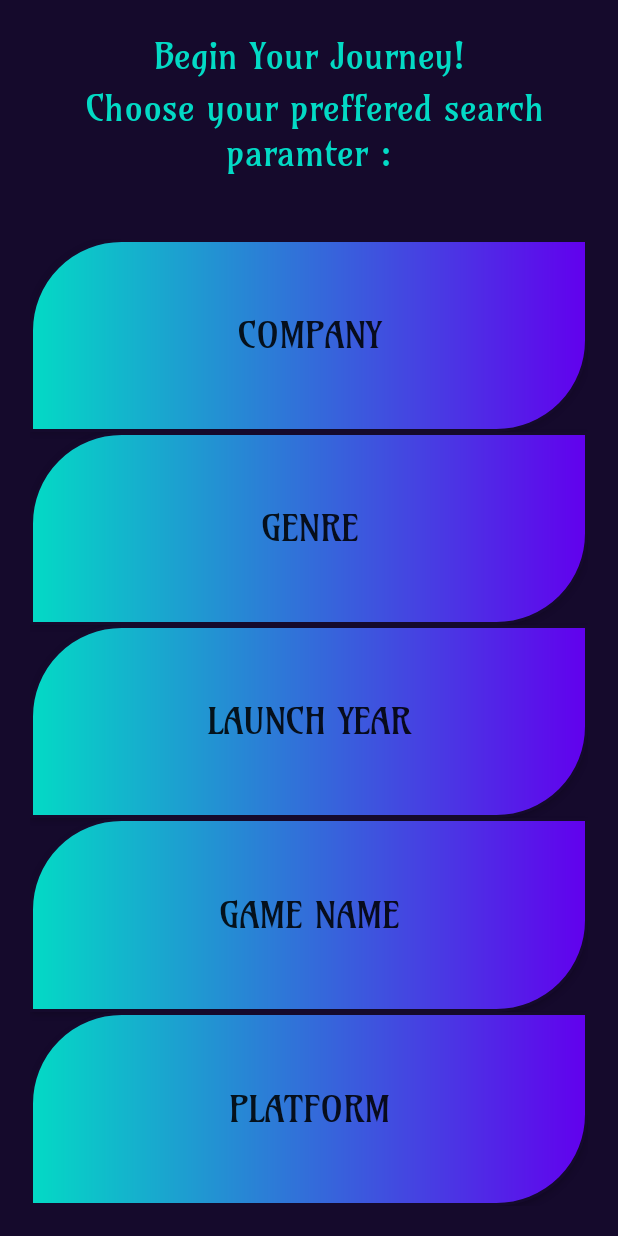
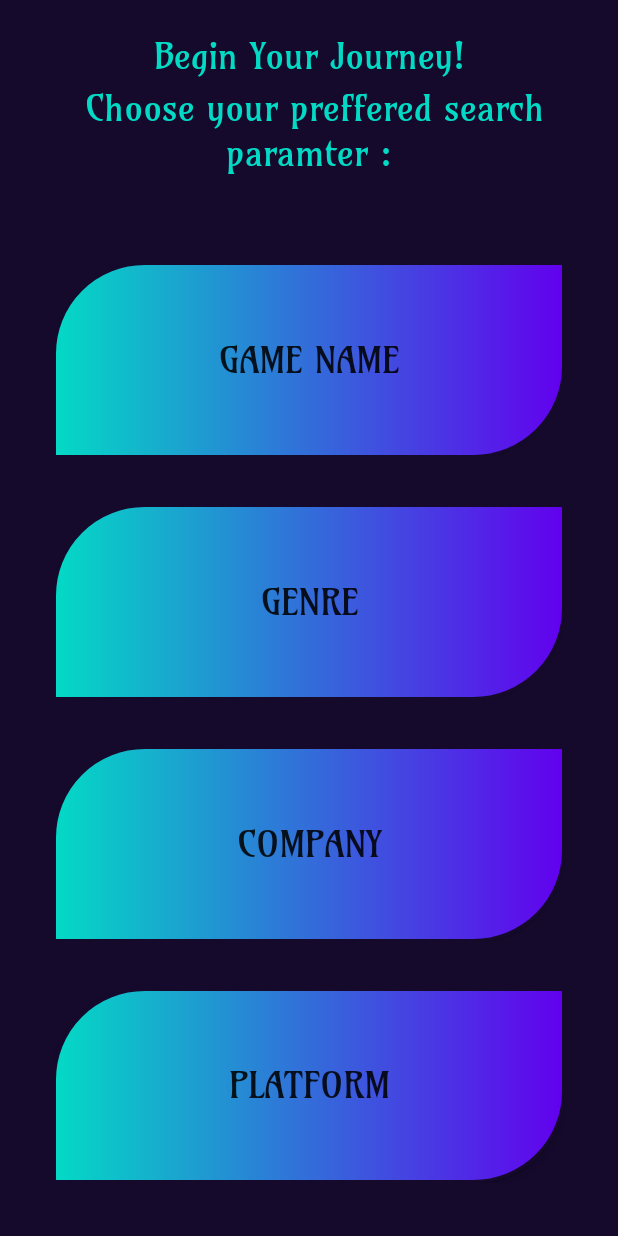
Before and after one commit to HadasIsraeli/GameSearchApp, an Android app: the FragmentSearchPage screen opened through its navigation route, on a phone screen of 412 x 824 dp. Run offline under Robolectric (Android 15) with nearby library versions, the phone set to English and light mode, and no system bars; Roboto replaces fonts that are not available here.

Commit message:
"Final push project is Done"

```diff
--- a/app/src/main/java/com/example/gamesearcher/fragments/FragmentGameName.java
+++ b/app/src/main/java/com/example/gamesearcher/fragments/FragmentGameName.java
@@ -16,6 +16,7 @@ import android.widget.TextView;
 import com.example.gamesearcher.R;
 
 import java.util.ArrayList;
+import java.util.Locale;
 
 /**
  * A simple {@link Fragment} subclass.
@@ -81,7 +82,7 @@ public class FragmentGameName extends Fragment {
             @Override
             public void onClick(View view1) {
                 Bundle bundle = new Bundle();
-                gameNameList.add(gameNameWindow.getText().toString());
+                gameNameList.add(gameNameWindow.getText().toString().toUpperCase());
                 bundle.putStringArrayList("key", gameNameList);
 
                 FragmentResultsPage fragment = new FragmentResultsPage();
--- a/app/src/main/java/com/example/gamesearcher/fragments/FragmentPlatform.java
+++ b/app/src/main/java/com/example/gamesearcher/fragments/FragmentPlatform.java
@@ -71,7 +71,7 @@ public class FragmentPlatform extends Fragment {
         Button PSButton = view.findViewById(R.id.PSButton);
         Button XboxButton = view.findViewById(R.id.XboxButton);
         Button PCButton = view.findViewById(R.id.PCButton);
-        Button   NitendoButton = view.findViewById(R.id.NitendoButton);
+        Button NitendoButton = view.findViewById(R.id.NitendoButton);
 
         ArrayList<String> selectedPlatform = new ArrayList<>();
         selectedPlatform.add("Platform");
@@ -134,7 +134,6 @@ public class FragmentPlatform extends Fragment {
             public void onClick(View view1) {
                 FragmentSearchPage fragment = new FragmentSearchPage();
                 getActivity().getSupportFragmentManager().beginTransaction().replace(R.id.fragmentContainerView,fragment).commit();
-                //Navigation.findNavController(view).navigate(R.id.action_fragmentPlatform_to_fragmentSearchPage);
             }
         });
 
--- a/app/src/main/java/com/example/gamesearcher/fragments/FragmentSearchPage.java
+++ b/app/src/main/java/com/example/gamesearcher/fragments/FragmentSearchPage.java
@@ -66,16 +66,6 @@ public class FragmentSearchPage extends Fragment {
 
         View view = inflater.inflate(R.layout.fragment_search_page, container, false);
 
-        Button LaunchYearButton = view.findViewById(R.id.LaunchYearButton);
-
-        LaunchYearButton.setOnClickListener(new View.OnClickListener() {
-            @Override
-            public void onClick(View view1) {
-                FragmentLaunchYear fragment = new FragmentLaunchYear();
-                getActivity().getSupportFragmentManager().beginTransaction().replace(R.id.fragmentContainerView,fragment).commit();
-                //Navigation.findNavController(view).navigate(R.id.action_fragmentSearchPage_to_fragmentLaunchYear);
-            }
-        });
         Button Platformbutton = view.findViewById(R.id.Platformbutton);
 
         Platformbutton.setOnClickListener(new View.OnClickListener() {
--- a/app/src/main/java/com/example/gamesearcher/recyleviewgames/CustomAdapter.java
+++ b/app/src/main/java/com/example/gamesearcher/recyleviewgames/CustomAdapter.java
@@ -90,7 +90,6 @@ public class CustomAdapter extends FirebaseRecyclerAdapter<DataModel, CustomAdap
             textViewCompany = (TextView) itemView.findViewById(R.id.textViewCompany);
             trailerVideoButton = (ImageButton) itemView.findViewById(R.id.trailerVideoButton);
             imageViewGame = (ImageView) itemView.findViewById(R.id.imageViewGame);
-
             imageButtonWeb = (ImageButton) itemView.findViewById(R.id.imageButtonWeb);
         }
     }
--- a/app/src/main/res/layout/fragment_results_page.xml
+++ b/app/src/main/res/layout/fragment_results_page.xml
@@ -41,7 +41,7 @@
             android:gravity="center"
             android:padding="10dp"
             android:text="Search Results"
-            android:textColor="@color/teal_200"
+            android:textColor="@color/teal_700"
             android:textSize="24sp" />
     </LinearLayout>
 
--- a/app/src/main/res/layout/fragment_search_page.xml
+++ b/app/src/main/res/layout/fragment_search_page.xml
@@ -55,8 +55,15 @@
         android:background="@drawable/back_color"
         android:padding="20dp">
 
+        <LinearLayout
+            android:layout_width="match_parent"
+            android:layout_height="match_parent"
+            android:layout_weight="1"
+            android:orientation="vertical"
+            android:padding="15dp">
+
             <Button
-            android:id="@+id/CompanyButton"
+                android:id="@+id/NameGameButton"
                 android:layout_width="match_parent"
                 android:layout_height="wrap_content"
                 android:layout_gravity="center"
@@ -67,8 +74,16 @@
                 android:padding="30dp"
                 android:paddingStart="10dp"
                 android:paddingEnd="10dp"
-            android:text="company"
+                android:text="Game Name"
                 android:textSize="24sp" />
+        </LinearLayout>
+
+        <LinearLayout
+            android:layout_width="match_parent"
+            android:layout_height="match_parent"
+            android:layout_weight="1"
+            android:orientation="vertical"
+            android:padding="15dp">
 
             <Button
                 android:id="@+id/GenreButton"
@@ -84,9 +99,17 @@
                 android:paddingEnd="10dp"
                 android:text="Genre"
                 android:textSize="24sp" />
+        </LinearLayout>
+
+        <LinearLayout
+            android:layout_width="match_parent"
+            android:layout_height="match_parent"
+            android:layout_weight="1"
+            android:orientation="vertical"
+            android:padding="15dp">
 
             <Button
-            android:id="@+id/LaunchYearButton"
+                android:id="@+id/CompanyButton"
                 android:layout_width="match_parent"
                 android:layout_height="wrap_content"
                 android:layout_gravity="center"
@@ -97,23 +120,16 @@
                 android:padding="30dp"
                 android:paddingStart="10dp"
                 android:paddingEnd="10dp"
-            android:text="Launch Year"
+                android:text="company"
                 android:textSize="24sp" />
+        </LinearLayout>
 
-        <Button
-            android:id="@+id/NameGameButton"
+        <LinearLayout
             android:layout_width="match_parent"
-            android:layout_height="wrap_content"
-            android:layout_gravity="center"
+            android:layout_height="match_parent"
             android:layout_weight="1"
-            android:background="@drawable/design_button"
-            android:fontFamily="@font/amarante"
-            android:gravity="center"
-            android:padding="30dp"
-            android:paddingStart="10dp"
-            android:paddingEnd="10dp"
-            android:text="Game Name"
-            android:textSize="24sp" />
+            android:orientation="vertical"
+            android:padding="15dp">
 
             <Button
                 android:id="@+id/Platformbutton"
@@ -129,6 +145,7 @@
                 android:paddingEnd="10dp"
                 android:text="platform"
                 android:textSize="24sp" />
+        </LinearLayout>
 
     </LinearLayout>
 
--- a/app/src/main/res/layout/fragment_welcome_page.xml
+++ b/app/src/main/res/layout/fragment_welcome_page.xml
@@ -12,7 +12,7 @@
     <LinearLayout
         android:layout_width="match_parent"
         android:layout_height="match_parent"
-        android:background="@drawable/gamer"
+        android:background="@drawable/main_image"
         android:orientation="vertical"
         android:padding="20dp">
 
--- a/app/src/main/res/values/strings.xml
+++ b/app/src/main/res/values/strings.xml
@@ -2,4 +2,5 @@
     <string name="app_name">Game Search</string>
     <!-- TODO: Remove or change this placeholder text -->
     <string name="hello_blank_fragment">Hello blank fragment</string>
+    <string name="password">Enter your game name here</string>
 </resources>
```
Also changed, not shown: app/src/main/java/com/example/gamesearcher/fragments/FragmentLaunchYear.java (deleted, +0 -125 lines), app/src/main/java/com/example/gamesearcher/fragments/FragmentResultsPage.java (+52 -14 lines), app/src/main/java/com/example/gamesearcher/recyleviewgames/DataModel.java (+10 -1 lines), app/src/main/res/layout/fragment_game_name.xml (+4 -14 lines), app/src/main/res/layout/fragment_launch_year.xml (deleted, +0 -80 lines), app/src/main/res/drawable/gamer.jpeg (deleted), app/src/main/res/drawable/main_image.jpg (added). Lines whose indentation alone changed are shown as unchanged.
